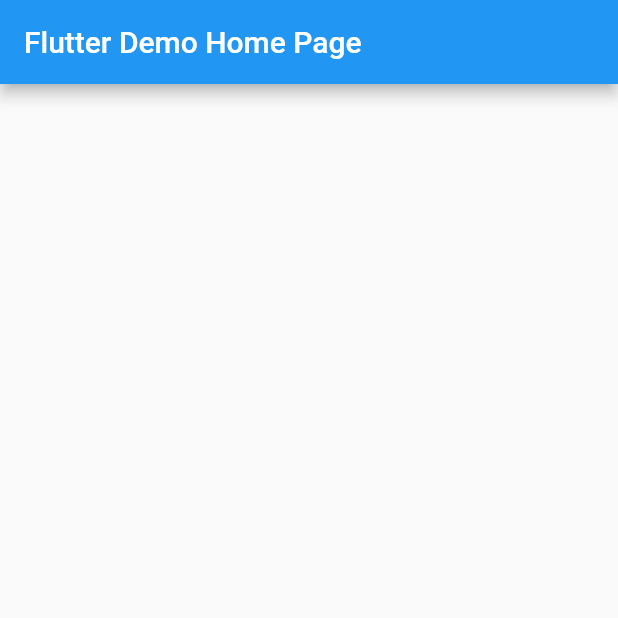
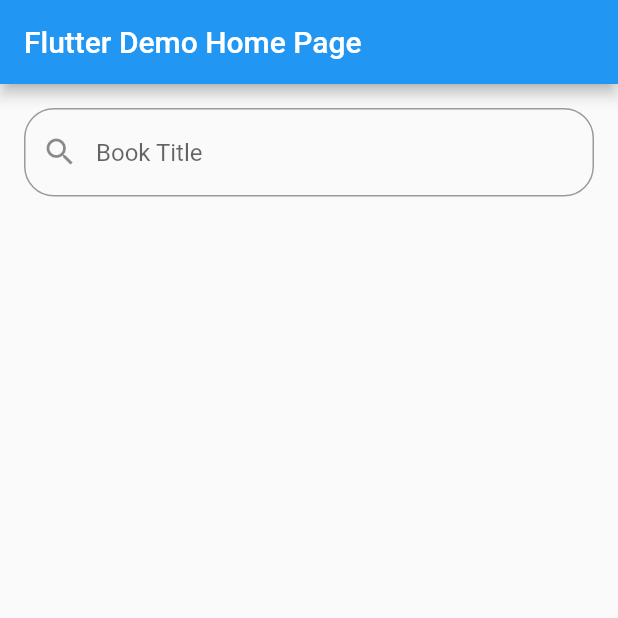
Before and after one commit to gulsenkeskin/search_textfield, a Flutter app: the screen it shows after launch, on a phone screen of 412 x 824 dp, the top half of it. Run offline on Flutter 3.47's test engine with Material 2 defaults, Android fonts, the phone set to English and light mode, and no system bars.

Commit message:
added search textfield

```diff
--- a/lib/main.dart
+++ b/lib/main.dart
@@ -28,15 +28,31 @@ class MyHomePage extends StatefulWidget {
 }
 
 class _MyHomePageState extends State<MyHomePage> {
+  TextEditingController controller = TextEditingController();
 
   @override
   Widget build(BuildContext context) {
-
     return Scaffold(
       appBar: AppBar(
         title: Text(widget.title),
       ),
-      body:const SizedBox(),
+      body: Column(
+        children: [
+          Container(
+            margin: const EdgeInsets.all(16),
+            child: TextField(
+              controller: controller,
+              decoration: InputDecoration(
+                  prefixIcon: const Icon(Icons.search),
+                  hintText: 'Book Title',
+                  border: OutlineInputBorder(
+                      borderRadius: BorderRadius.circular(20),
+                      borderSide:
+                          const BorderSide(color: Colors.lightBlueAccent))),
+            ),
+          )
+        ],
+      ),
     );
   }
 }
```
